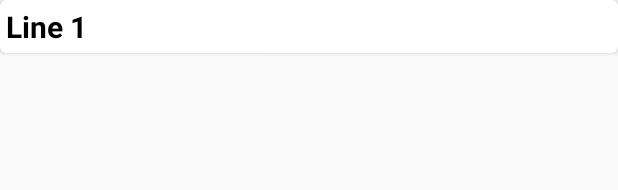
After one commit to alexioan7/Twitter-Client-Android-App-, an Android app: the layout cardview_item.xml on its own in the app's theme, with its tools: preview values and no code run, on a phone screen of 412 x 824 dp. The commit adds this screen. Shown: the top 190 px of the screen. Run offline under Robolectric (Android 15) with nearby library versions, the phone set to English and light mode, and no system bars.

```diff
--- a/app/src/main/java/com/alexandros/mytwitterlogin/RESTclientServices/response/User.java
+++ b/app/src/main/java/com/alexandros/mytwitterlogin/RESTApi/response/User.java
@@ -1,4 +1,4 @@
-package com.alexandros.mytwitterlogin.RESTclientServices.response;
+package com.alexandros.mytwitterlogin.RESTApi.response;
 
 
     import com.google.gson.annotations.Expose;
--- /dev/null
+++ b/app/src/main/res/layout/cardview_item.xml
@@ -0,0 +1,24 @@
+<?xml version="1.0" encoding="utf-8"?>
+<androidx.cardview.widget.CardView xmlns:android="http://schemas.android.com/apk/res/android"
+    android:layout_width="match_parent"
+    android:layout_height="wrap_content"
+    xmlns:app="http://schemas.android.com/apk/res-auto"
+    app:cardCornerRadius="4dp">
+
+    <RelativeLayout
+        android:layout_width="match_parent"
+        android:layout_height="match_parent"
+        android:layout_margin="4dp">
+
+        <TextView
+            android:id="@+id/text_view"
+            android:layout_width="wrap_content"
+            android:layout_height="wrap_content"
+            android:text="Line 1"
+            android:textSize="20sp"
+            android:textStyle="bold"
+            android:textColor="@android:color/black"/>
+
+    </RelativeLayout>
+
+</androidx.cardview.widget.CardView>
```
Also changed, not shown: app/build.gradle (+14 -1 lines), app/src/main/java/com/alexandros/mytwitterlogin/Adapter.java (added, +51 -0 lines), app/src/main/java/com/alexandros/mytwitterlogin/CardViewItem.java (added, +13 -0 lines), app/src/main/java/com/alexandros/mytwitterlogin/DownloadActivity.java (+55 -6 lines), app/src/main/java/com/alexandros/mytwitterlogin/RESTApi/TwitterClientService.java (renamed from app/src/main/java/com/alexandros/mytwitterlogin/RESTclientServices/TwitterClientService.java, +5 -5 lines), app/src/main/java/com/alexandros/mytwitterlogin/RESTApi/response/FollowersResponse.java (renamed from app/src/main/java/com/alexandros/mytwitterlogin/RESTclientServices/response/FriendsResponse.java, +7 -6 lines), app/src/main/java/com/alexandros/mytwitterlogin/RESTApi/response/FriendsResponse.java (renamed from app/src/main/java/com/alexandros/mytwitterlogin/RESTclientServices/response/FollowersResponse.java, +6 -7 lines), app/src/main/java/com/alexandros/mytwitterlogin/RESTApi/response/HomeTimelineResponse.java (renamed from app/src/main/java/com/alexandros/mytwitterlogin/RESTclientServices/response/LikesResponse.java, +16 -2 lines), app/src/main/java/com/alexandros/mytwitterlogin/RESTApi/response/LikesResponse.java (renamed from app/src/main/java/com/alexandros/mytwitterlogin/RESTclientServices/response/HomeTimelineResponse.java, +2 -16 lines), app/src/main/res/layout/activity_download.xml (+13 -2 lines).
